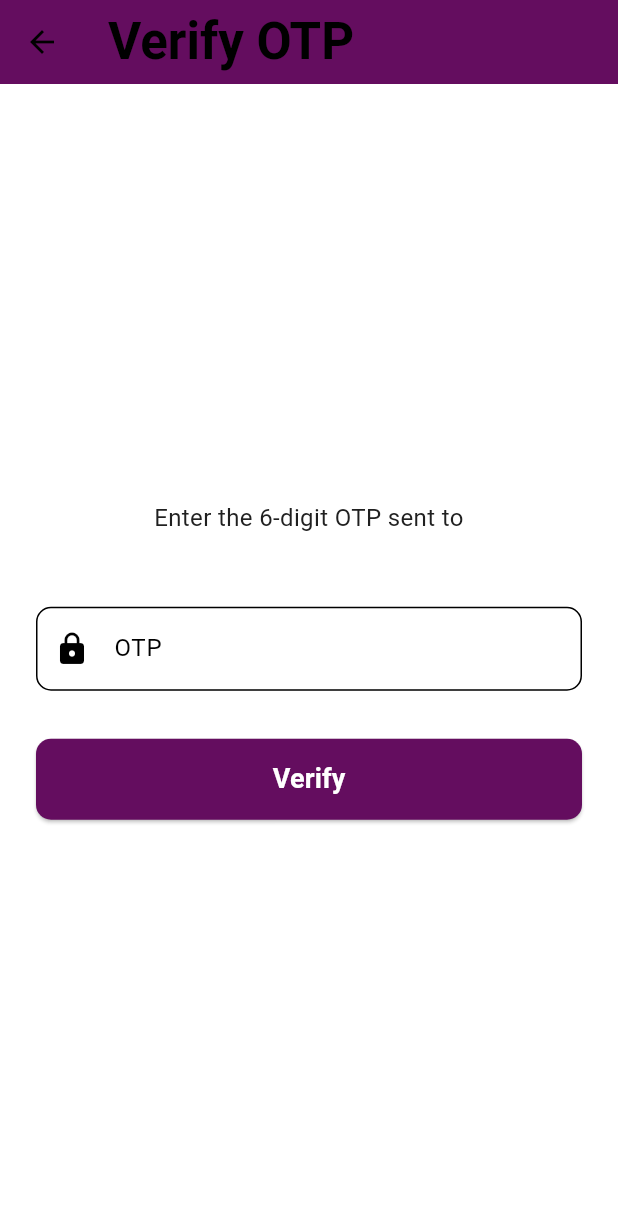
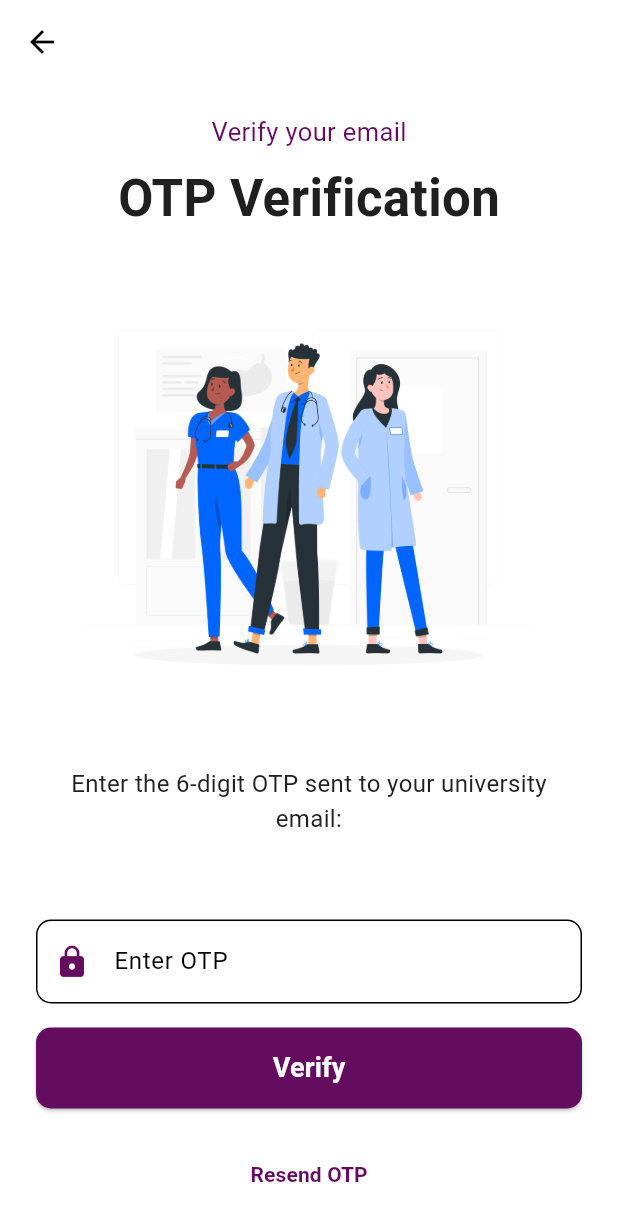
Before and after one commit to Hirushan-Subasinghe/medicine-frontend, a Flutter app: the OTPVerificationPage screen opened directly with empty values, on a phone screen of 412 x 824 dp. Shown: the top 1221 px of the screen. Run offline on Flutter 3.47's test engine with Material 3 defaults, Android fonts, the phone set to English and light mode, and no system bars; our stand-ins replace connectivity_plus, dio, firebase_auth, firebase_core; accounts and stored records are empty.

Commit message:
otp signup feature modified

```diff
--- a/lib/views/auth/otp_verification_page.dart
+++ b/lib/views/auth/otp_verification_page.dart
@@ -109,65 +109,139 @@ class _OTPVerificationPageState extends State<OTPVerificationPage> {
 
 
   @override
+  @override
   Widget build(BuildContext context) {
     return Scaffold(
+      backgroundColor: AppColors.backgroundColor,
       appBar: AppBar(
-        title: const Text('Verify OTP'),
-        backgroundColor: AppColors.primaryColor,
+        backgroundColor: AppColors.backgroundColor,
+        elevation: 0,
+        leading: IconButton(
+          icon: const Icon(Icons.arrow_back, color: Colors.black),
+          onPressed: () {
+            Navigator.pop(context);
+          },
         ),
-      body: Padding(
-        padding: const EdgeInsets.all(24),
+      ),
+      body: SafeArea(
+        child: SingleChildScrollView(
           child: Column(
-          mainAxisAlignment: MainAxisAlignment.center,
+            children: [
+              const SizedBox(height: 20),
+
+              // 🔹 Heading + Subheading
+              Center(
+                child: Column(
+                  children: [
+                    const Text("Verify your email", style: AppTextStyles.subheading),
+                    const SizedBox(height: 8),
+                    Text("OTP Verification", style: AppTextStyles.heading),
+                  ],
+                ),
+              ),
+
+              const SizedBox(height: 30),
+
+              // 🔹 Hero Image
+              Center(
+                child: Container(
+                  margin: const EdgeInsets.only(bottom: 24),
+                  child: Image.asset(
+                    'assets/images/login-hero.png',
+                    height: 300,
+                    width: 300,
+                    fit: BoxFit.contain,
+                  ),
+                ),
+              ),
+
+              Padding(
+                padding: const EdgeInsets.symmetric(horizontal: 24.0),
+                child: Column(
                   children: [
                     const Text(
-              'Enter the 6-digit OTP sent to',
+                      'Enter the 6-digit OTP sent to your university email:',
                       style: AppTextStyles.body,
                       textAlign: TextAlign.center,
                     ),
+                    const SizedBox(height: 8),
                     Text(
                       widget.email,
                       style: AppTextStyles.subheading,
                       textAlign: TextAlign.center,
                     ),
                     const SizedBox(height: 24),
+
+                    // 🔹 OTP Input
                     TextField(
                       controller: otpController,
                       keyboardType: TextInputType.number,
                       decoration: InputDecoration(
-                labelText: "OTP",
-                prefixIcon: const Icon(Icons.lock),
+                        labelText: "Enter OTP",
+                        prefixIcon: const Icon(Icons.lock, color: AppColors.primaryColor),
                         border: OutlineInputBorder(
                           borderRadius: BorderRadius.circular(10),
                         ),
                       ),
                     ),
                     const SizedBox(height: 16),
+
+                    // 🔹 Error Message
                     if (errorMessage.isNotEmpty)
-              Text(
+                      Padding(
+                        padding: const EdgeInsets.only(bottom: 12),
+                        child: Text(
                           errorMessage,
-                style: const TextStyle(color: Colors.red),
+                          style: const TextStyle(color: Colors.red, fontSize: 14),
+                          textAlign: TextAlign.center,
                         ),
-            const SizedBox(height: 16),
+                      ),
+
+                    // 🔹 Verify Button
                     SizedBox(
                       width: double.infinity,
-              child: ElevatedButton(
-                onPressed: isLoading ? null : verifyOtp,
-                style: ElevatedButton.styleFrom(
-                  backgroundColor: AppColors.primaryColor,
-                  padding: const EdgeInsets.symmetric(vertical: 14),
-                  shape: RoundedRectangleBorder(
-                    borderRadius: BorderRadius.circular(10),
+                      child: AppButtons.primaryButton(
+                        text: isLoading ? "Verifying..." : "Verify",
+                        onPressed: isLoading ? () {} : verifyOtp,
                       ),
                     ),
-                child: isLoading
-                    ? const CircularProgressIndicator(color: Colors.white)
-                    : const Text("Verify", style: AppTextStyles.button),
+
+                    const SizedBox(height: 20),
+
+                    // 🔁 Resend OTP
+                    TextButton(
+                      onPressed: isLoading
+                          ? null
+                          : () async {
+                        final res = await authController.sendOtp(widget.email);
+                        if (!res['success']) {
+                          setState(() {
+                            errorMessage = res['error'] ?? "Failed to resend OTP.";
+                          });
+                        } else {
+                          setState(() {
+                            errorMessage = "OTP resent to your email.";
+                          });
+                        }
+                      },
+                      child: const Text(
+                        "Resend OTP",
+                        style: TextStyle(
+                          color: AppColors.primaryColor,
+                          fontWeight: FontWeight.bold,
+                        ),
+                      ),
+                    ),
+
+                    const SizedBox(height: 30),
+                  ],
                 ),
               ),
             ],
           ),
         ),
+      ),
     );
   }
+
 }
```
Lines whose indentation alone changed are shown as unchanged.
